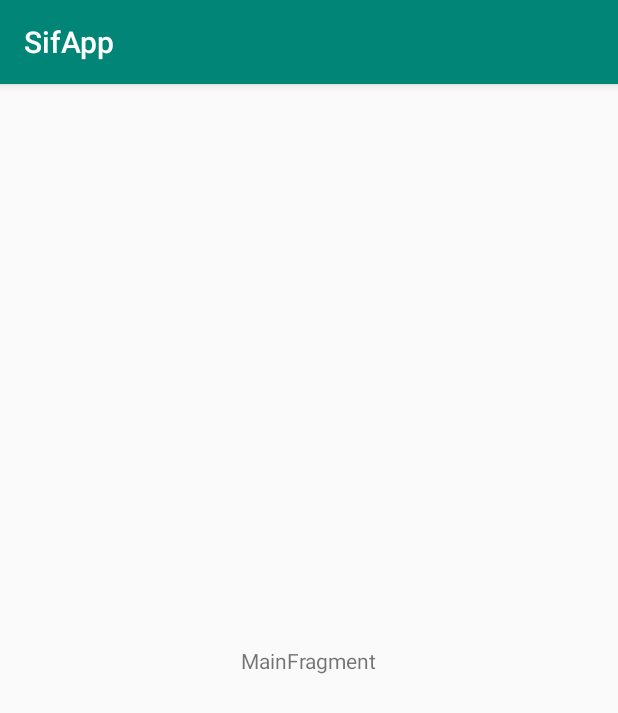
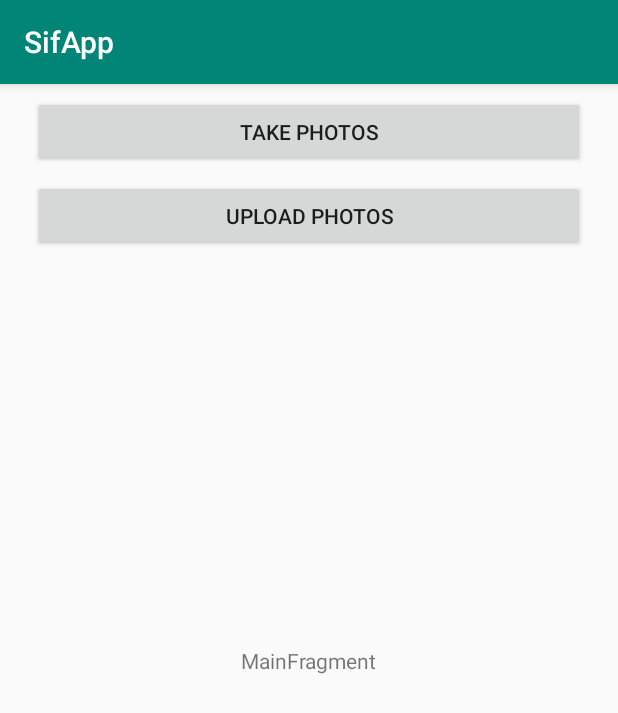
Before and after one commit to linxinzhe/SifApp, an Android app: the screen it shows after launch (MainActivity), on a phone screen of 412 x 824 dp. Shown: the top 713 px of the screen. Run offline under Robolectric (Android 15) with nearby library versions, the phone set to English and light mode, and no system bars.

Commit message:
feat(ui): layout

```diff
--- a/app/src/main/AndroidManifest.xml
+++ b/app/src/main/AndroidManifest.xml
@@ -12,7 +12,6 @@
         <activity android:name=".MainActivity">
             <intent-filter>
                 <action android:name="android.intent.action.MAIN" />
-
                 <category android:name="android.intent.category.LAUNCHER" />
             </intent-filter>
         </activity>
--- a/app/src/main/java/io/sif/sifapp/ui/main/MainFragment.kt
+++ b/app/src/main/java/io/sif/sifapp/ui/main/MainFragment.kt
@@ -3,9 +3,11 @@ package io.sif.sifapp.ui.main
 import android.arch.lifecycle.ViewModelProviders
 import android.os.Bundle
 import android.support.v4.app.Fragment
+import android.util.Log
 import android.view.LayoutInflater
 import android.view.View
 import android.view.ViewGroup
+import android.widget.Button
 import io.sif.sifapp.R
 
 class MainFragment : Fragment() {
@@ -15,10 +17,21 @@ class MainFragment : Fragment() {
     }
 
     private lateinit var viewModel: MainViewModel
+    private lateinit var photoButton: Button
+    private lateinit var uploadButton: Button
 
     override fun onCreateView(inflater: LayoutInflater, container: ViewGroup?,
                               savedInstanceState: Bundle?): View {
-        return inflater.inflate(R.layout.main_fragment, container, false)
+        var view = inflater.inflate(R.layout.main_fragment, container, false)
+        photoButton = view.findViewById<Button>(R.id.photo_button);
+        photoButton.setOnClickListener {
+            Log.d("photoButton", "trigger photo")
+        }
+        uploadButton = view.findViewById<Button>(R.id.upload_button);
+        uploadButton.setOnClickListener {
+            Log.d("uploadButton", "trigger upload")
+        }
+        return view;
     }
 
     override fun onActivityCreated(savedInstanceState: Bundle?) {
--- a/app/src/main/res/layout/main_fragment.xml
+++ b/app/src/main/res/layout/main_fragment.xml
@@ -17,4 +17,26 @@
         app:layout_constraintStart_toStartOf="parent"
         app:layout_constraintTop_toTopOf="parent" />
 
+    <Button
+        android:id="@+id/photo_button"
+        android:layout_width="368dp"
+        android:layout_height="wrap_content"
+        android:layout_marginTop="8dp"
+        android:text="@string/take_photo"
+        app:layout_constraintEnd_toEndOf="parent"
+        app:layout_constraintHorizontal_bias="0.5"
+        app:layout_constraintStart_toStartOf="parent"
+        app:layout_constraintTop_toTopOf="parent" />
+
+    <Button
+        android:id="@+id/upload_button"
+        android:layout_width="368dp"
+        android:layout_height="wrap_content"
+        android:layout_marginTop="8dp"
+        android:text="@string/upload_photo"
+        app:layout_constraintEnd_toEndOf="parent"
+        app:layout_constraintHorizontal_bias="0.5"
+        app:layout_constraintStart_toStartOf="parent"
+        app:layout_constraintTop_toBottomOf="@+id/photo_button" />
+
 </android.support.constraint.ConstraintLayout>
--- a/app/src/main/res/values/strings.xml
+++ b/app/src/main/res/values/strings.xml
@@ -1,3 +1,5 @@
 <resources>
     <string name="app_name">SifApp</string>
+    <string name="take_photo">take photos</string>
+    <string name="upload_photo">Upload Photos</string>
 </resources>
```
